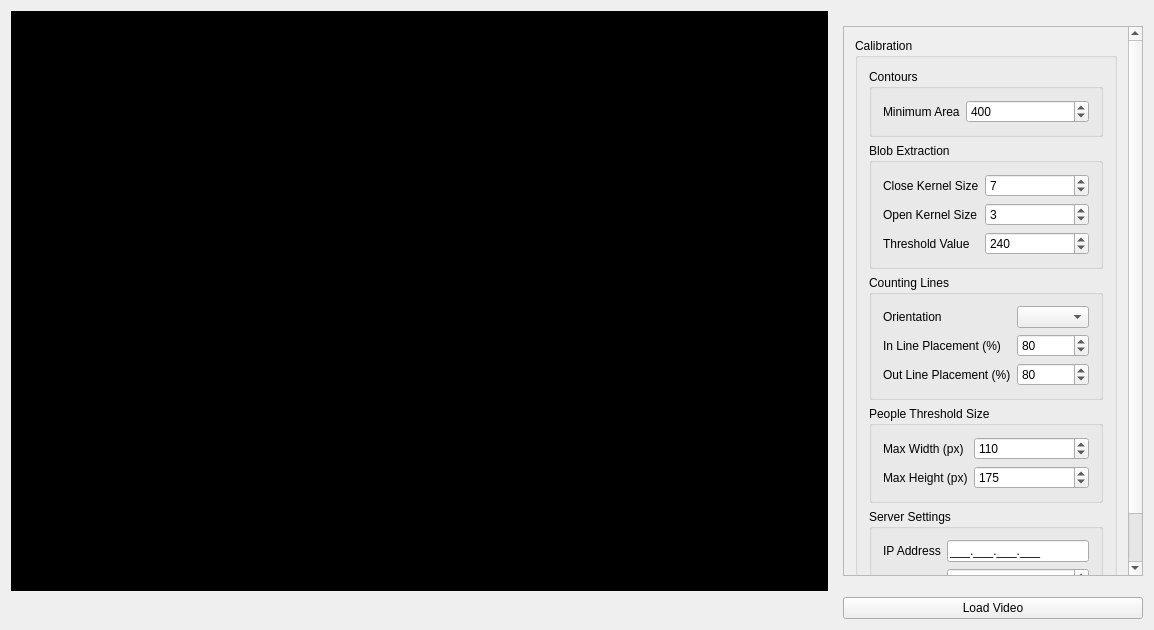
Before: the Qt Designer form PeopleCountQT/PeopleCountQT/PeopleCountQT.ui in Jonzy3000/FYP, drawn with Qt 5.
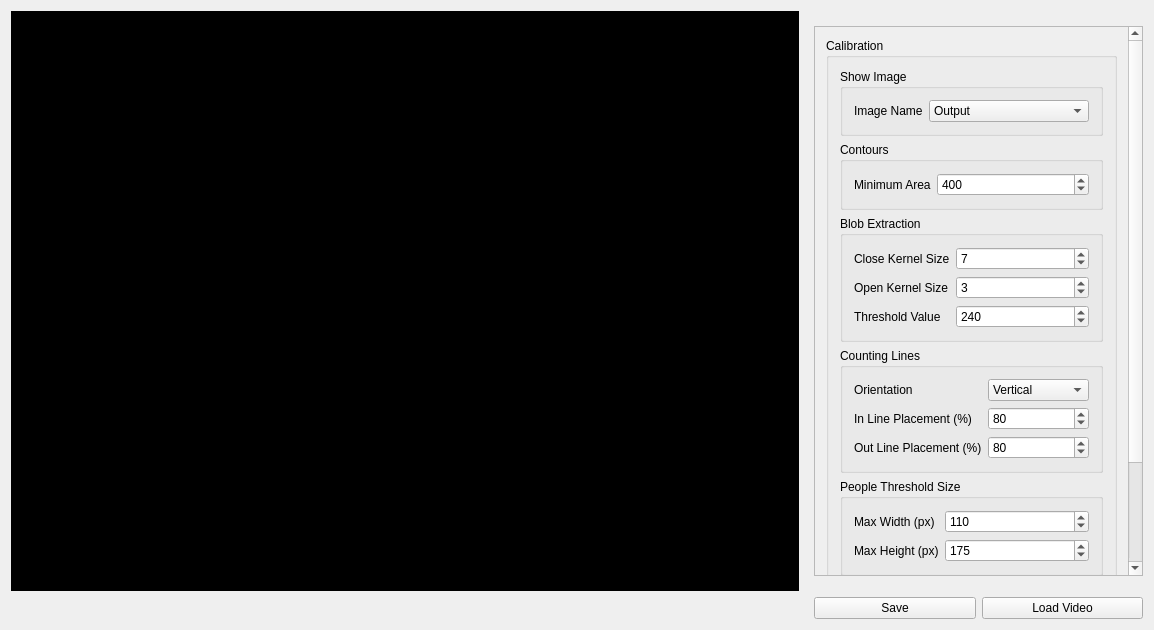
After: the same form once the commit is applied.

What changed in the file:
```diff
--- a/PeopleCountQT/PeopleCountQT/PeopleCountQT.ui
+++ b/PeopleCountQT/PeopleCountQT/PeopleCountQT.ui
@@ -81,7 +81,7 @@
          <x>0</x>
          <y>0</y>
          <width>281</width>
-         <height>562</height>
+         <height>621</height>
         </rect>
        </property>
        <layout class="QVBoxLayout" name="verticalLayout_3">
@@ -91,6 +91,51 @@
            <string>Calibration</string>
           </property>
           <layout class="QVBoxLayout" name="verticalLayout_4">
+           <item>
+            <widget class="QGroupBox" name="groupBox_19">
+             <property name="title">
+              <string>Show Image</string>
+             </property>
+             <layout class="QFormLayout" name="formLayout_6">
+              <item row="0" column="0">
+               <widget class="QLabel" name="label_35">
+                <property name="text">
+                 <string>Image Name</string>
+                </property>
+               </widget>
+              </item>
+              <item row="0" column="1">
+               <widget class="QComboBox" name="comboBox_3">
+                <item>
+                 <property name="text">
+                  <string>Output</string>
+                 </property>
+                </item>
+                <item>
+                 <property name="text">
+                  <string>Threshold</string>
+                 </property>
+                </item>
+                <item>
+                 <property name="text">
+                  <string>Background Subtraction</string>
+                 </property>
+                </item>
+                <item>
+                 <property name="text">
+                  <string>Morph Open</string>
+                 </property>
+                </item>
+                <item>
+                 <property name="text">
+                  <string>Morph Close</string>
+                 </property>
+                </item>
+               </widget>
+              </item>
+             </layout>
+            </widget>
+           </item>
            <item>
             <widget class="QGroupBox" name="groupBox_14">
              <property name="title">
@@ -205,10 +250,20 @@
                </widget>
               </item>
               <item row="0" column="1">
-               <widget class="QComboBox" name="comboBox_3">
+               <widget class="QComboBox" name="orientation">
                 <property name="currentText">
-                 <string/>
+                 <string>Vertical</string>
                 </property>
+                <item>
+                 <property name="text">
+                  <string>Vertical</string>
+                 </property>
+                </item>
+                <item>
+                 <property name="text">
+                  <string>Horizontal</string>
+                 </property>
+                </item>
                </widget>
               </item>
               <item row="3" column="1">
@@ -330,13 +385,46 @@
       </widget>
      </widget>
     </item>
-    <item row="4" column="1">
-     <widget class="QPushButton" name="loadVideo">
+    <item row="3" column="0">
+     <widget class="QLabel" name="label">
+      <property name="sizePolicy">
+       <sizepolicy hsizetype="MinimumExpanding" vsizetype="MinimumExpanding">
+        <horstretch>0</horstretch>
+        <verstretch>0</verstretch>
+       </sizepolicy>
+      </property>
+      <property name="minimumSize">
+       <size>
+        <width>720</width>
+        <height>480</height>
+       </size>
+      </property>
+      <property name="styleSheet">
+       <string notr="true">Background-color: #000;</string>
+      </property>
       <property name="text">
-       <string>Load Video</string>
+       <string/>
       </property>
      </widget>
     </item>
+    <item row="5" column="1" rowspan="2">
+     <layout class="QHBoxLayout" name="horizontalLayout">
+      <item>
+       <widget class="QPushButton" name="pushButton">
+        <property name="text">
+         <string>Save</string>
+        </property>
+       </widget>
+      </item>
+      <item>
+       <widget class="QPushButton" name="loadVideo">
+        <property name="text">
+         <string>Load Video</string>
+        </property>
+       </widget>
+      </item>
+     </layout>
+    </item>
    </layout>
   </widget>
   <widget class="QMenuBar" name="menuBar">
```
Left out of the diff: 42 changed lines with no effect on the pictures.
